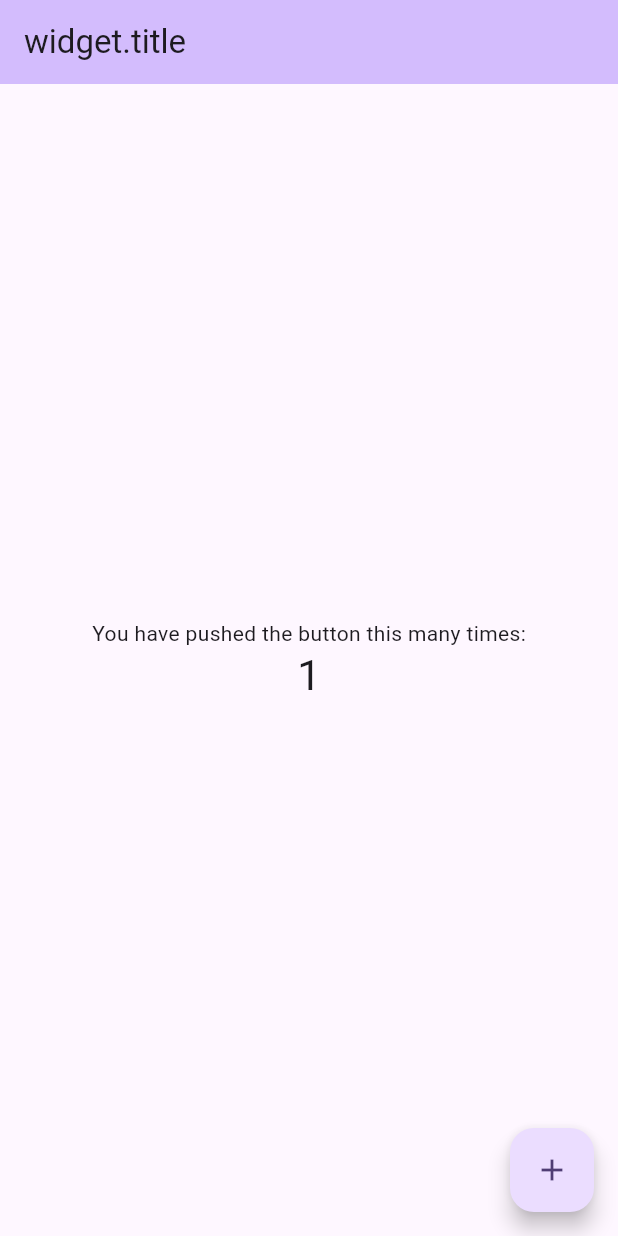
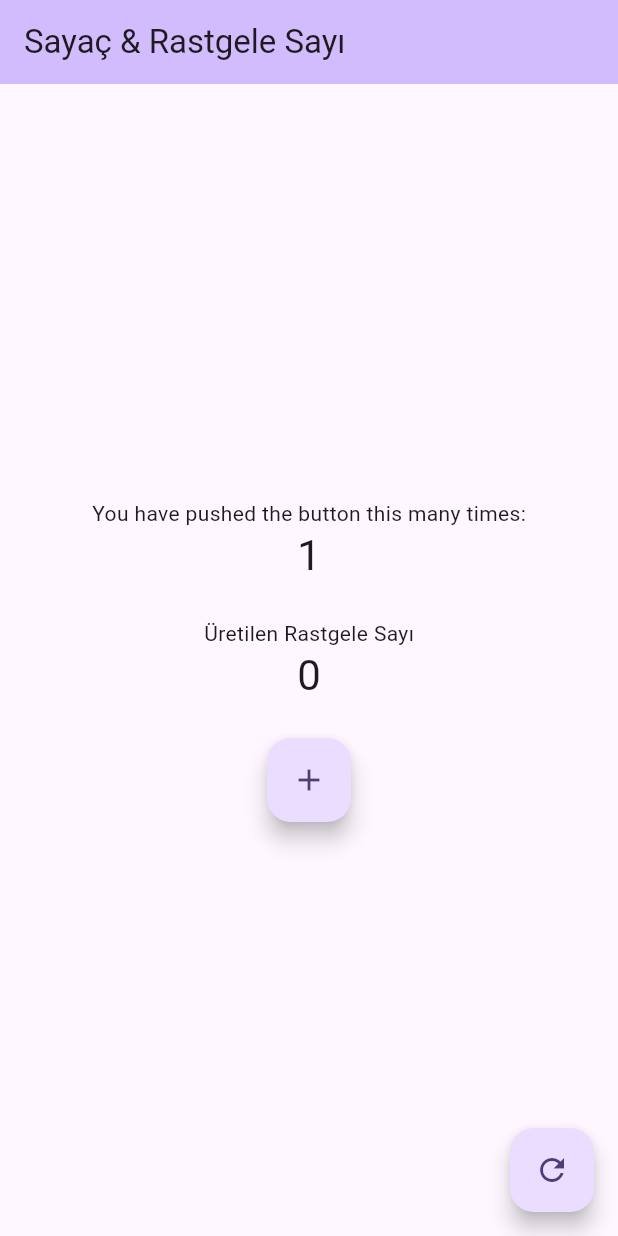
Before and after one commit to GulayAdgzl/GetXProject, a Flutter app: the screen it shows after launch, after a tap on the "add" icon, on a phone screen of 412 x 824 dp. Run offline on Flutter 3.47's test engine with Material 3 defaults, Android fonts, the phone set to English and light mode, and no system bars; our stand-ins replace get.

Commit message:
Refactor main.dart to register SayacController and SayiController with GetX, and implement MyHomePage with updated state management

```diff
--- /dev/null
+++ b/getx/lib/home_page/home_page.dart
@@ -0,0 +1,78 @@
+import 'package:flutter/material.dart';
+import 'package:get/get.dart';
+import 'package:getx/home_page/sayac_controller.dart';
+import 'package:getx/home_page/sayi_controller.dart';
+
+class MyHomePage extends StatelessWidget {
+  const MyHomePage({super.key});
+
+  @override
+  Widget build(BuildContext context) {
+    // *** Artık burada Get.put çağırmıyoruz! ***
+    final sayacC = Get.find<SayacController>();
+
+    return Scaffold(
+      appBar: AppBar(
+        backgroundColor: Theme.of(context).colorScheme.inversePrimary,
+        title: const Text('Sayaç & Rastgele Sayı'),
+      ),
+      body: Center(
+        child: Column(
+          mainAxisAlignment: MainAxisAlignment.center,
+          children: <Widget>[
+            const Text('You have pushed the button this many times:'),
+            // SayacController update() çağırdığında rebuild olur
+            GetBuilder<SayacController>(
+              builder: (c) => Text(
+                c.count.toString(),
+                style: Theme.of(context).textTheme.headlineMedium,
+              ),
+            ),
+            const SizedBox(height: 24),
+            const Text("Üretilen Rastgele Sayı"),
+            // SayiController içindeki RxInt değişince otomatik rebuild
+            Obx(() {
+              final sayiC = Get.find<SayiController>();
+              return Text(
+                sayiC.randomSayi.value.toString(),
+                style: Theme.of(context).textTheme.headlineMedium,
+              );
+            }),
+            const SizedBox(height: 24),
+            // Artı butonu için basit örnek
+            Simple(c: sayacC),
+          ],
+        ),
+      ),
+      floatingActionButton: const RastgeleButton(),
+    );
+  }
+}
+
+class RastgeleButton extends GetView<SayiController> {
+  const RastgeleButton({super.key});
+
+  @override
+  Widget build(BuildContext context) {
+    return FloatingActionButton(
+      onPressed: controller.uret,
+      tooltip: 'Rastgele üret',
+      child: const Icon(Icons.refresh),
+    );
+  }
+}
+
+class Simple extends StatelessWidget {
+  const Simple({super.key, required this.c});
+
+  final SayacController c;
+
+  @override
+  Widget build(BuildContext context) {
+    return FloatingActionButton(
+      onPressed: c.increment,
+      tooltip: 'Increment',
+      child: const Icon(Icons.add),
+    );
+  }
+}
--- a/getx/lib/main.dart
+++ b/getx/lib/main.dart
@@ -1,18 +1,26 @@
 import 'package:flutter/material.dart';
 import 'package:get/get.dart';
-import 'package:getx/sayac_controller.dart';
+import 'package:getx/home_page/home_page.dart';
+import 'package:getx/home_page/sayac_controller.dart';
+import 'package:getx/home_page/sayi_controller.dart';
+
+import 'package:flutter/material.dart';
+import 'package:get/get.dart';
 
 void main() {
+  // Controller'ları uygulama başlamadan önce kaydediyoruz.
+  Get.put(SayacController(), permanent: true);
+  Get.put(SayiController(), permanent: true);
+
   runApp(const MyApp());
 }
 
 class MyApp extends StatelessWidget {
   const MyApp({super.key});
 
-  // This widget is the root of your application.
   @override
   Widget build(BuildContext context) {
-    return MaterialApp(
+    return GetMaterialApp(
       title: 'Flutter Demo',
       theme: ThemeData(
         colorScheme: ColorScheme.fromSeed(seedColor: Colors.deepPurple),
@@ -22,78 +30,3 @@ class MyApp extends StatelessWidget {
     );
   }
 }
-
-class MyHomePage extends StatefulWidget {
-  const MyHomePage({super.key});
-
-  @override
-  State<MyHomePage> createState() => _MyHomePageState();
-}
-
-class _MyHomePageState extends State<MyHomePage> {
-  @override
-  Widget build(BuildContext context) {
-    final SayacController c = Get.put(SayacController());
-    return Scaffold(
-        appBar: AppBar(
-          backgroundColor: Theme.of(context).colorScheme.inversePrimary,
-          title: Text("widget.title"),
-        ),
-        body: Center(
-          child: Column(
-            mainAxisAlignment: MainAxisAlignment.center,
-            children: <Widget>[
-              const Text(
-                'You have pushed the button this many times:',
-              ),
-              GetBuilder(
-                init: SayacController(),
-                builder: (controller) => Text(
-                  controller.count.toString(),
-                  style: Theme.of(context).textTheme.headlineMedium,
-                ),
-              ),
-            ],
-          ),
-        ),
-        floatingActionButton:
-            RastgeleButton() // This trailing comma makes auto-formatting nicer for build methods.
-        );
-  }
-}
-
-class RastgeleButton extends StatelessWidget {
-  const RastgeleButton({super.key});
-
-  @override
-  Widget build(BuildContext context) {
-    return FloatingActionButton(
-      onPressed: () {
-        final SayacController c = Get.find();
-        c.increment();
-      },
-      tooltip: 'Increment',
-      child: const Icon(Icons.add),
-    );
-  }
-}
-
-class Simple extends StatelessWidget {
-  const Simple({
-    super.key,
-    required this.c,
-  });
-
-  final SayacController c;
-
-  @override
-  Widget build(BuildContext context) {
-    return FloatingActionButton(
-      onPressed: () {
-        c.increment();
-      },
-      tooltip: 'Increment',
-      child: const Icon(Icons.add),
-    );
-  }
-}
```
Also changed, not shown: getx/lib/home_page/sayac_controller.dart (renamed from getx/lib/sayac_controller.dart), getx/lib/home_page/sayi_controller.dart (renamed from getx/lib/sayi_controller.dart).
